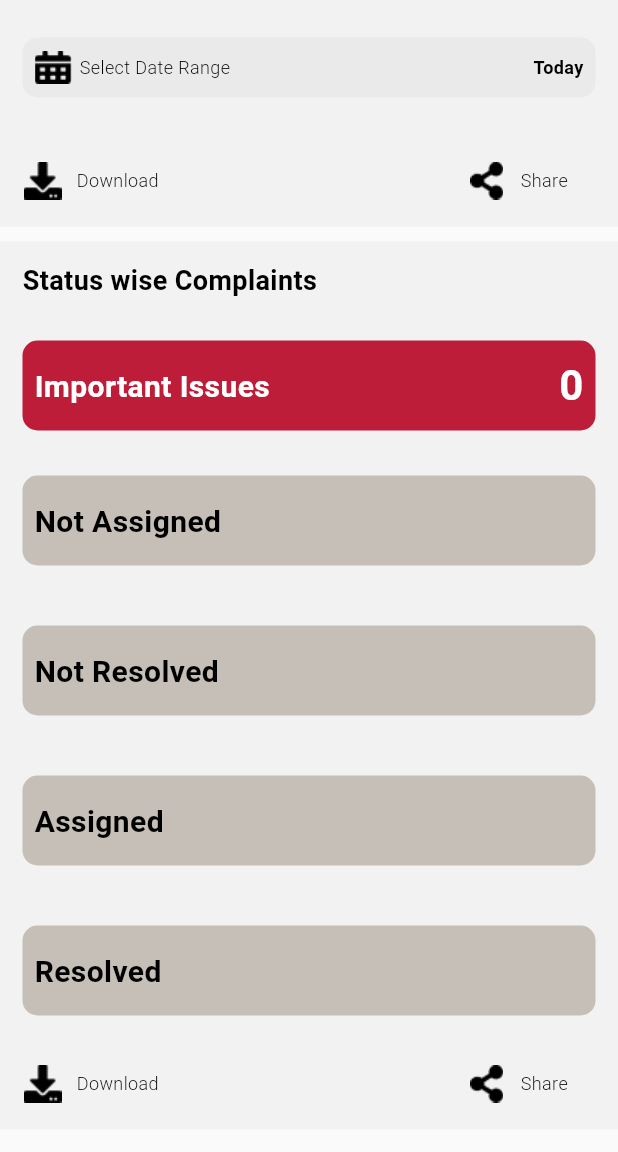
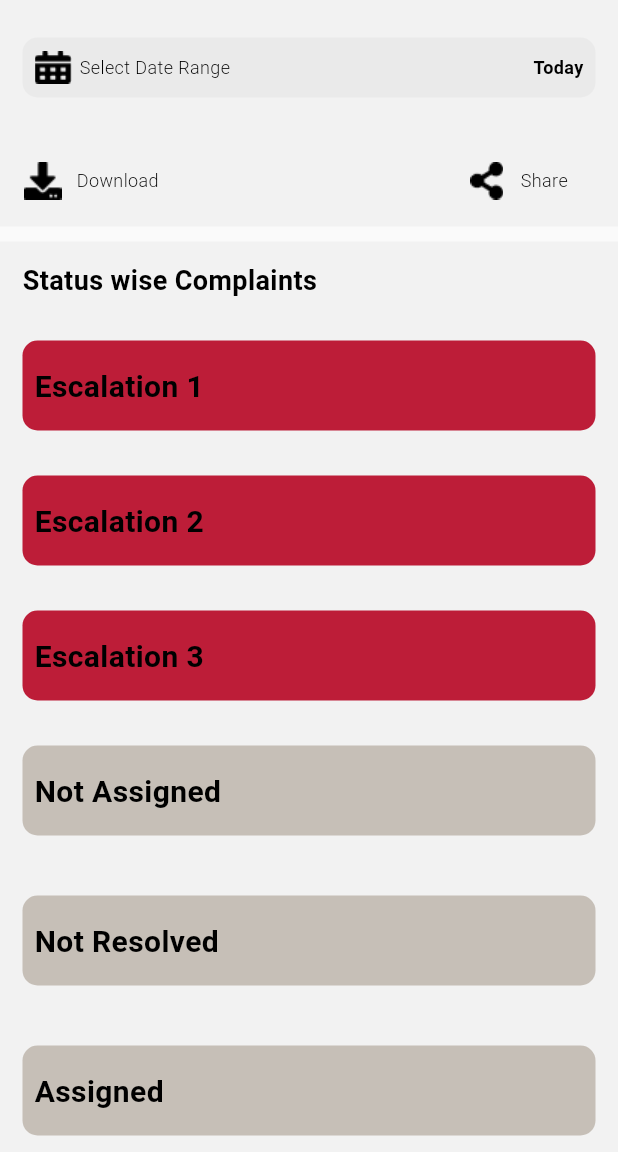
Before and after one commit to shilpanavale/IssueTracker, a Flutter app: the AdminDashboardPage screen opened directly, on a phone screen of 412 x 824 dp, the part 84-1236 px from its top. Run offline on Flutter 3.47's test engine with Material 2 defaults, Android fonts, the phone set to English and light mode, and no system bars; our stand-ins replace flutter_otp_text_field, flutter_rating_bar, fluttertoast, gallery_saver, image_picker, open_filex and 3 more; missing offline and left inert: syncfusion_flutter_pdf; accounts and stored records are empty; network calls fail.

Commit message:
done scalation part by shilpa

```diff
--- a/lib/View/Admin Model/admin_dashboard.dart
+++ b/lib/View/Admin Model/admin_dashboard.dart
@@ -310,7 +310,9 @@ class _MyHomePageState extends State<AdminDashboardPage> {
             padding: const EdgeInsets.all(15.0),
             child: Text("Status wise Complaints",textAlign:TextAlign.start,style: StyleForApp.subHeadline,),
           ),
-          importantIssueUI(context),
+          escalation1(context),
+          escalation2(context),
+          escalation3(context),
           notAssignedUI(context),
           const SizedBox(height: 10,),
           notResolved(context),
@@ -389,10 +391,10 @@ class _MyHomePageState extends State<AdminDashboardPage> {
       ),
     );
   }
-  Widget importantIssueUI(BuildContext context){
+  Widget escalation1(BuildContext context){
     return  InkWell(
       onTap: (){
-        Navigator.push(context, MaterialPageRoute(builder: (context)=>const ImportantIssuePage()));
+        Navigator.push(context, MaterialPageRoute(builder: (context)=>const ImportantIssuePage(escalationNo:"1")));
       },
       child: Padding(
         padding: const EdgeInsets.all(15.0),
@@ -407,14 +409,54 @@ class _MyHomePageState extends State<AdminDashboardPage> {
             child: Row(
               mainAxisAlignment: MainAxisAlignment.spaceBetween,
               children: [
-                Text("Important Issues",style: TextStyle(
+                Text("Escalation 1",style: TextStyle(
                   // fontFamily: fontName,
                   fontWeight: FontWeight.w700,
                   fontSize: 20,
                   letterSpacing: 0.27,
-                  color: ColorsForApp.whiteColor,
+                  color: ColorsForApp.blackColor,
                 ),),
-                Text("0",style:  TextStyle(
+                Text("",style:  TextStyle(
+                  // fontFamily: fontName,
+                  fontWeight: FontWeight.w700,
+                  fontSize: 28,
+                  letterSpacing: 0.27,
+                  color: ColorsForApp.blackColor,
+                ),),
+              ],
+            ),
+          ),
+        ),
+      ),
+    );
+  }
+  Widget escalation2(BuildContext context){
+    return  InkWell(
+      onTap: (){
+        Navigator.push(context, MaterialPageRoute(builder: (context)=>const ImportantIssuePage(escalationNo: "2",)));
+      },
+      child: Padding(
+        padding: const EdgeInsets.all(15.0),
+        child: Container(
+          height: 60,
+          decoration: BoxDecoration(
+              //color: HexColor("#C6BFB7"),
+              color: ColorsForApp.appButtonColor,
+              borderRadius: BorderRadius.circular(10.0)
+          ),
+          child: Padding(
+            padding: const EdgeInsets.all(8.0),
+            child: Row(
+              mainAxisAlignment: MainAxisAlignment.spaceBetween,
+              children: [
+                Text("Escalation 2",style: TextStyle(
+                  // fontFamily: fontName,
+                  fontWeight: FontWeight.w700,
+                  fontSize: 20,
+                  letterSpacing: 0.27,
+                  color: ColorsForApp.blackColor,
+                ),),
+                Text("",style:  TextStyle(
                   // fontFamily: fontName,
                   fontWeight: FontWeight.w700,
                   fontSize: 28,
@@ -428,6 +470,47 @@ class _MyHomePageState extends State<AdminDashboardPage> {
       ),
     );
   }
+  Widget escalation3(BuildContext context){
+    return  InkWell(
+      onTap: (){
+        Navigator.push(context, MaterialPageRoute(builder: (context)=>const ImportantIssuePage(escalationNo: "3",)));
+      },
+      child: Padding(
+        padding: const EdgeInsets.all(15.0),
+        child: Container(
+          height: 60,
+          decoration: BoxDecoration(
+             // color: HexColor("#C6BFB7"),
+              color: ColorsForApp.appButtonColor,
+              borderRadius: BorderRadius.circular(10.0)
+          ),
+          child: Padding(
+            padding: const EdgeInsets.all(8.0),
+            child: Row(
+              mainAxisAlignment: MainAxisAlignment.spaceBetween,
+              children: [
+                Text("Escalation 3",style: TextStyle(
+                  // fontFamily: fontName,
+                  fontWeight: FontWeight.w700,
+                  fontSize: 20,
+                  letterSpacing: 0.27,
+                  color: ColorsForApp.blackColor,
+                ),),
+                Text("",style:  TextStyle(
+                  // fontFamily: fontName,
+                  fontWeight: FontWeight.w700,
+                  fontSize: 28,
+                  letterSpacing: 0.27,
+                  color: ColorsForApp.blackColor,
+                ),),
+              ],
+            ),
+          ),
+        ),
+      ),
+    );
+  }
+
   Widget notResolved(BuildContext context){
     return  InkWell(
       onTap: (){
--- a/lib/View/Admin Model/important_issue_list.dart
+++ b/lib/View/Admin Model/important_issue_list.dart
@@ -27,8 +27,8 @@ import 'package:http/http.dart' as http;
 
 
 class ImportantIssuePage extends StatefulWidget {
-  final statusFlag;
-  const ImportantIssuePage({Key? key, this.statusFlag}) : super(key: key);
+  final escalationNo;
+  const ImportantIssuePage({Key? key, this.escalationNo}) : super(key: key);
 
 
   @override
@@ -346,7 +346,7 @@ class _MyHomePageState extends State<ImportantIssuePage> {
   Future<List<ImportantIssueModel>> getRegisterComplaints() async {
     List<ImportantIssueModel> impComplaintsList=[];
     //https://api.creshsolutions.com/important-issue/?escalation=1,2%20or%203&secret=d146d69ec7f6635f3f05f2bf4a51b318
-    var url=Uri.parse("${APIConstant.APIURL}/important-issue/?escalation=1,2%20or%203&secret=d146d69ec7f6635f3f05f2bf4a51b318");
+    var url=Uri.parse("${APIConstant.APIURL}/important-issue/?escalation=${widget.escalationNo}&secret=d146d69ec7f6635f3f05f2bf4a51b318");
 
     print("url-->$url");
     var response= await http.get(url);
--- a/lib/View/User Model/my_complaints.dart
+++ b/lib/View/User Model/my_complaints.dart
@@ -261,7 +261,7 @@ class _MyHomePageState extends State<MyComplaintListPage> {
                 children: [
               issueModelClass.status=="Assigned"?
               SizedBox(
-                height: 40,
+                height: 35,
                 child: ToggleButtons(
                   disabledBorderColor: ColorsForApp.grayColor,
                   disabledColor: ColorsForApp.grayColor,
@@ -335,11 +335,13 @@ class _MyHomePageState extends State<MyComplaintListPage> {
                  // Text(issue['issueStatus']=="Assigned"?"Give Feedback":"",textAlign:TextAlign.end,style: StyleForApp.textStyle16dpBold,),
                 ],
               ),
+
+              const SizedBox(height: 10,),
               Text(issueModelClass.issueCreatedOn!=null?issueModelClass.issueCreatedOn!:"",textAlign:TextAlign.start,style: StyleForApp.textStyle15dp,),
 
 
 
-              const SizedBox(height: 10,),
+              //const SizedBox(height: 10,),
 
             ],
           ),
```
Also changed, not shown: lib/View/User Model/register_complaint.dart (+40 -30 lines), 37 other files.
